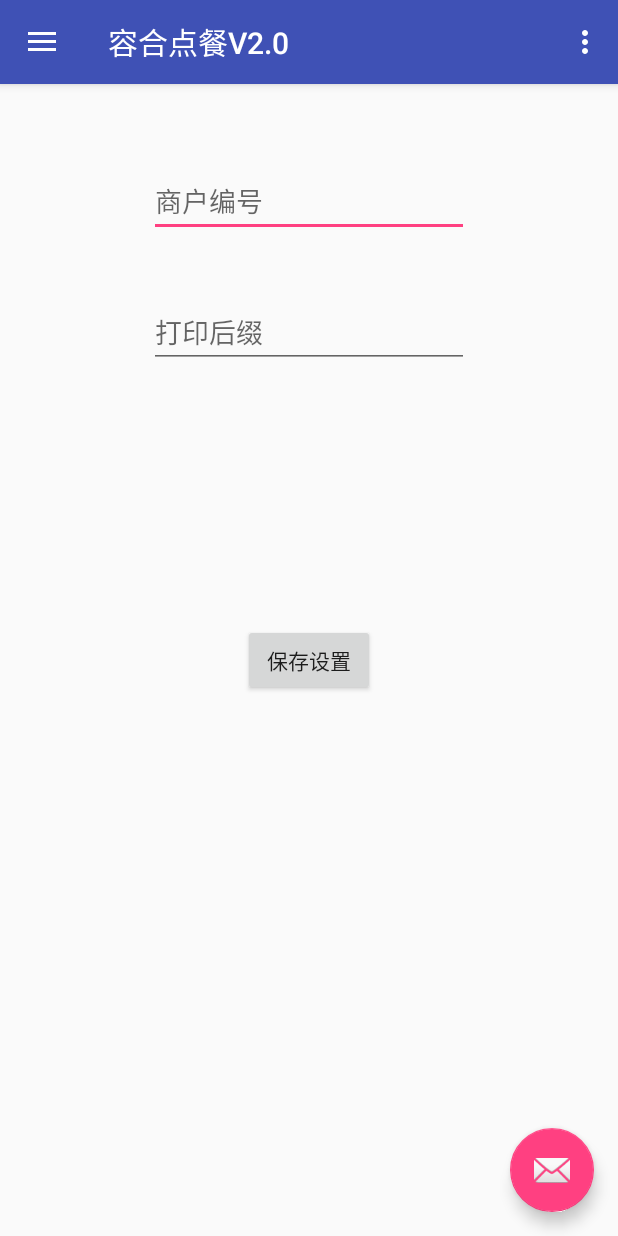
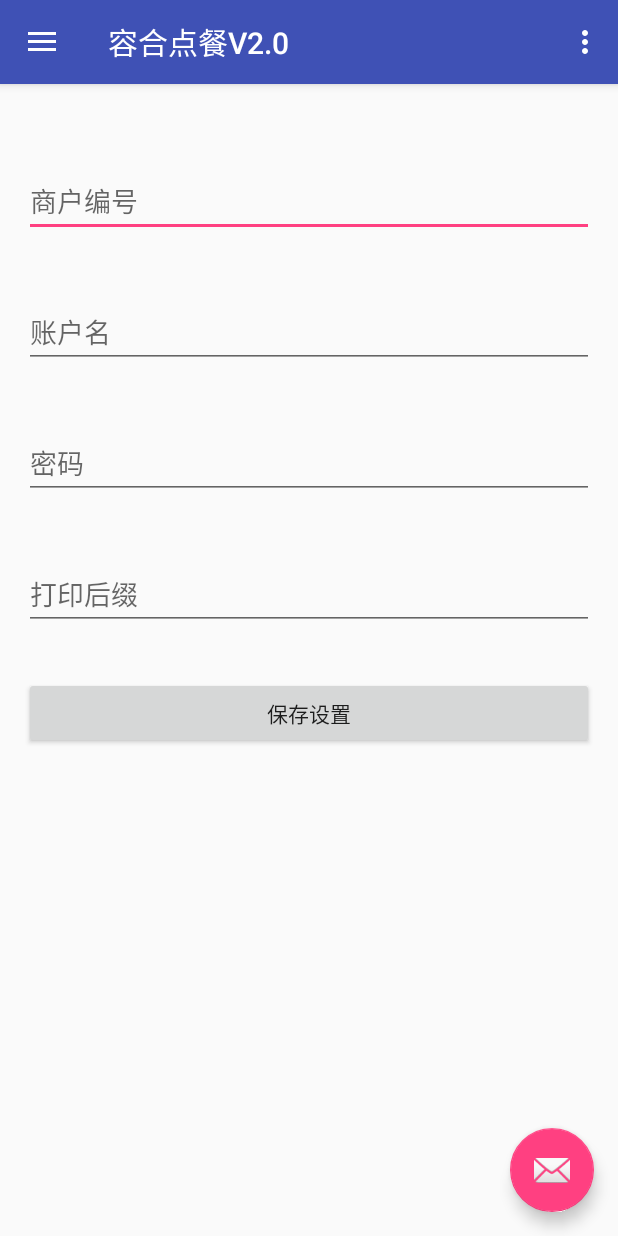
Before and after one commit to b2nnlps/diancan2.0, an Android app: the screen it shows after launch (MainActivity), in the side drawer, after a tap on "商家设置", on a phone screen of 412 x 824 dp. Run offline under Robolectric (Android 15) with nearby library versions, the phone set to English and light mode, and no system bars.

Commit message:
完成基本界面布局，连接打印机，不重复打开打印机，只开一个socket，设置程序优先级，设置通知

```diff
--- a/app/build.gradle
+++ b/app/build.gradle
@@ -5,7 +5,7 @@ android {
     buildToolsVersion "25.0.2"
     defaultConfig {
         applicationId "cn.n39.ms.diancan"
-        minSdkVersion 15
+        minSdkVersion 16
         targetSdkVersion 24
         versionCode 1
         versionName "1.0"
--- a/app/src/main/AndroidManifest.xml
+++ b/app/src/main/AndroidManifest.xml
@@ -6,6 +6,7 @@
     <uses-permission android:name="android.permission.BLUETOOTH_ADMIN" />
     <uses-permission android:name="android.permission.ACCESS_COARSE_LOCATION" />
     <uses-permission android:name="android.permission.WAKE_LOCK" />
+    <uses-permission android:name="android.permission.INTERNET" />
 
     <application
         android:allowBackup="true"
--- a/app/src/main/java/cn/n39/ms/diancan/MainActivity.java
+++ b/app/src/main/java/cn/n39/ms/diancan/MainActivity.java
@@ -32,7 +32,9 @@ import android.view.Menu;
 import android.view.MenuItem;
 import android.widget.AdapterView;
 import android.widget.Button;
+import android.widget.EditText;
 import android.widget.ListView;
+import android.widget.Toast;
 
 import java.io.FileInputStream;
 import java.io.FileOutputStream;
@@ -63,9 +65,11 @@ public class MainActivity extends AppCompatActivity
     private MyBluetoothAdapter unboundAdapter;
     private String defaultDevice = "";
     private boolean isPrinter = false;
+    String userId, userName, userPassword, userText;
     //=================绑定控件====================
-    Button btnOpen, btnSearch, btnSetting;
+    Button btnOpen, btnSearch, btn_save;
     ListView lvUnboundDevice, lvBoundDevice;
+    EditText k_userId, k_userName, k_userPassword, k_userText;
 
     @Override
     protected void onCreate(Bundle savedInstanceState) {
@@ -333,14 +337,50 @@ public class MainActivity extends AppCompatActivity
         page_setting = findViewById(R.id.page_setting);
         page_printer = findViewById(R.id.page_printer);
         btnSearch = (Button) findViewById(R.id.btnSearch);
+        btn_save = (Button) findViewById(R.id.btn_save);
         lvBoundDevice = (ListView) findViewById(R.id.lv_bound_device);
         lvUnboundDevice = (ListView) findViewById(R.id.lv_unbound_device);
+        k_userId = (EditText) findViewById(R.id.userId);
+        k_userName = (EditText) findViewById(R.id.userName);
+        k_userPassword = (EditText) findViewById(R.id.userPassword);
+        k_userText = (EditText) findViewById(R.id.userText);
         btnSearch.setOnClickListener(new View.OnClickListener() {//搜索蓝牙设备
             @Override
             public void onClick(View v) {
                 pressTb();//没有打开蓝牙则打开蓝牙并搜索，打开则开始搜索
             }
         });
+        btn_save.setOnClickListener(new View.OnClickListener() {//搜索蓝牙设备
+            @Override
+            public void onClick(View v) {
+                getSetting();
+                if (k_userId.getText().toString().length() == 0 || k_userText.getText().toString().length() == 0) {
+                    Toast.makeText(MainActivity.this, "两项都必须要填写", Toast.LENGTH_LONG).show();
+                    return;
+                }
+                Toast.makeText(MainActivity.this, "保存成功！", Toast.LENGTH_LONG).show();
+                String str = k_userId.getText().toString() + "|" + k_userText.getText().toString();
+                writeFile("user.ng", str);
+                getSetting();
+            }
+        });
+        readSetting();
+    }
+
+    public void getSetting() {//获取商家设置
+        userId = k_userId.getText().toString();
+        userName = k_userName.getText().toString();
+        userPassword = k_userPassword.getText().toString();
+        userText = k_userText.getText().toString();
+    }
+
+    public void readSetting() {//读取商家设置
+        String str = readFile("user.ng");
+        if (str.length() > 1) {
+            String[] temp = str.split("\\|");
+            k_userId.setText(temp[0]);
+            k_userText.setText(temp[1]);
+        }
     }
 
     public void showPage(int page) {//切换界面
--- a/app/src/main/res/layout/merchant_setting.xml
+++ b/app/src/main/res/layout/merchant_setting.xml
@@ -10,34 +10,54 @@
     app:layout_behavior="@string/appbar_scrolling_view_behavior">
 
     <EditText
-        android:layout_width="wrap_content"
+        android:layout_width="match_parent"
         android:layout_height="wrap_content"
-        android:inputType="textPersonName"
         android:ems="10"
         android:layout_marginTop="38dp"
-        android:id="@+id/editText"
+        android:id="@+id/userId"
         android:hint="商户编号"
         android:layout_alignParentTop="true"
         android:layout_centerHorizontal="true" />
 
     <EditText
-        android:layout_width="wrap_content"
+        android:layout_width="match_parent"
         android:layout_height="wrap_content"
-        android:inputType="textPersonName"
         android:ems="10"
         android:layout_marginTop="39dp"
-        android:id="@+id/editText3"
+        android:id="@+id/userName"
+        android:hint="账户名"
+        android:layout_below="@+id/userId"
+        android:layout_alignLeft="@+id/userId"
+        android:layout_alignStart="@+id/userId" />
+
+    <EditText
+        android:layout_width="match_parent"
+        android:layout_height="wrap_content"
+        android:inputType="textPassword"
+        android:ems="10"
+        android:layout_marginTop="39dp"
+        android:id="@+id/userPassword"
+        android:hint="密码"
+        android:layout_below="@+id/userName"
+        android:layout_alignLeft="@+id/userName"
+        android:layout_alignStart="@+id/userName" />
+    <EditText
+        android:layout_width="match_parent"
+        android:layout_height="wrap_content"
+        android:ems="10"
+        android:layout_marginTop="39dp"
+        android:id="@+id/userText"
         android:hint="打印后缀"
-        android:singleLine="false"
-        android:layout_below="@+id/editText"
-        android:layout_alignLeft="@+id/editText"
-        android:layout_alignStart="@+id/editText" />
+        android:layout_below="@+id/userPassword"
+        android:layout_alignLeft="@+id/userPassword"
+        android:layout_alignStart="@+id/userPassword" />
 
     <Button
         android:text="保存设置"
-        android:layout_width="wrap_content"
+        android:layout_width="match_parent"
         android:layout_height="wrap_content"
-        android:id="@+id/button"
-        android:layout_centerVertical="true"
-        android:layout_centerHorizontal="true" />
+        android:id="@+id/btn_save"
+        android:layout_below="@+id/userText"
+        android:layout_centerHorizontal="true"
+        android:layout_marginTop="31dp" />
 </RelativeLayout>
```
Also changed, not shown: app/src/main/java/cn/n39/ms/diancan/PrintActivity.java (+127 -69 lines), app/src/main/res/mipmap-hdpi/ic_launcher.png, app/src/main/res/mipmap-mdpi/ic_launcher.png, app/src/main/res/mipmap-xhdpi/ic_launcher.png, app/src/main/res/mipmap-xxhdpi/ic_launcher.png, app/src/main/res/mipmap-xxxhdpi/ic_launcher.png.
